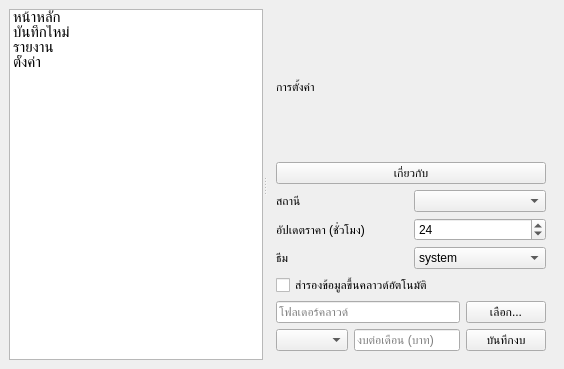
xXFirst555Xx/FuelTracker, file src/views/main_window.ui: the form before one commit.
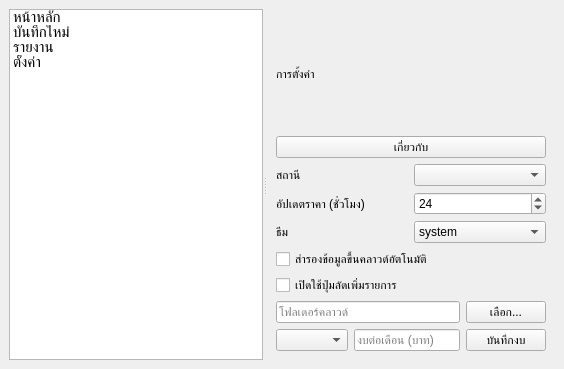
The form after the commit. The open tabs and pages were chosen to show the change. Icons and pictures are not drawn.

Commit message: Add global hotkey support

```diff
--- a/src/views/main_window.ui
+++ b/src/views/main_window.ui
@@ -289,6 +289,13 @@
          </property>
          </widget>
         </item>
+       <item>
+        <widget class="QCheckBox" name="hotkeyCheckBox">
+         <property name="text">
+          <string>เปิดใช้ปุ่มลัดเพิ่มรายการ</string>
+         </property>
+        </widget>
+       </item>
         <item>
          <layout class="QHBoxLayout" name="cloudPathLayout">
             <item>
```
Lines whose indentation alone changed are shown as unchanged. The commit also changes 7 other files.
